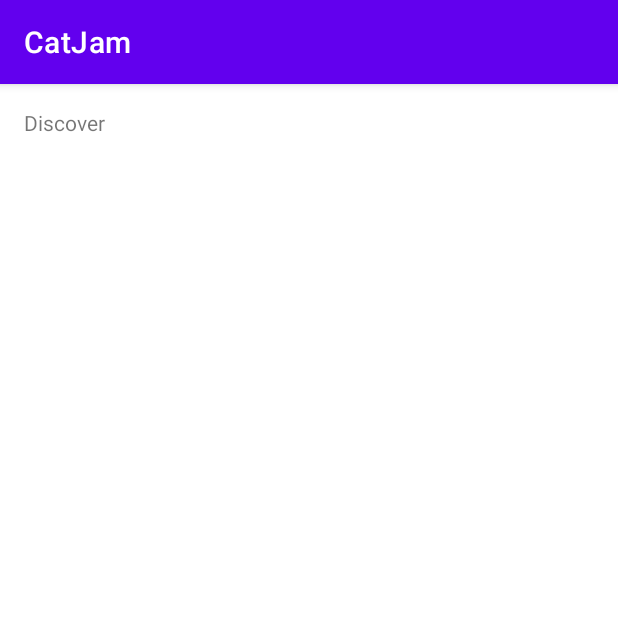
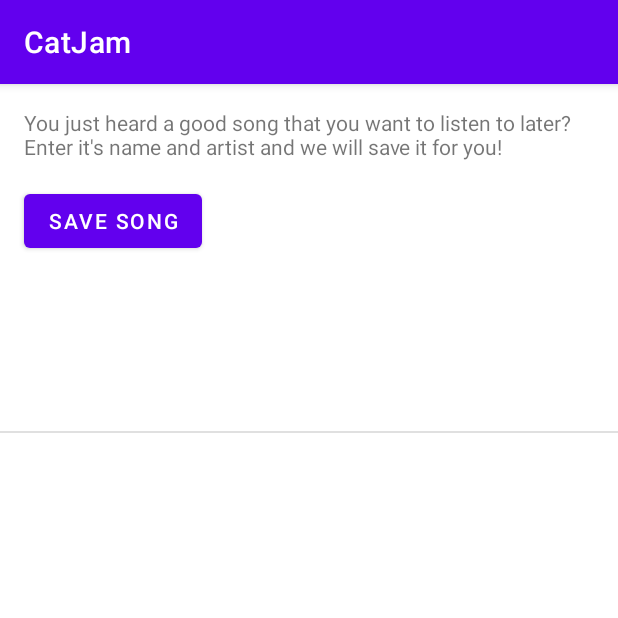
Before and after one commit to adnan-mujagic/catjam2.0, an Android app: the fragment DiscoverFragment shown on its own in the app's theme, on a phone screen of 412 x 824 dp, the top half of it. Run offline under Robolectric (Android 15) with nearby library versions, the phone set to English and light mode, and no system bars; our stand-ins replace Room's generated code.

Commit message:
You can store songs in local storage

```diff
--- a/app/build.gradle
+++ b/app/build.gradle
@@ -30,6 +30,10 @@ android {
 }
 
 dependencies {
+    def room_version = "2.3.0"
+
+    implementation "androidx.room:room-runtime:$room_version"
+    annotationProcessor "androidx.room:room-compiler:$room_version"
 
     implementation 'androidx.appcompat:appcompat:1.3.0'
     implementation 'com.google.android.material:material:1.3.0'
--- a/app/src/main/AndroidManifest.xml
+++ b/app/src/main/AndroidManifest.xml
@@ -9,7 +9,8 @@
         android:roundIcon="@mipmap/ic_launcher_round"
         android:supportsRtl="true"
         android:theme="@style/Theme.Catjam2">
-        <activity android:name=".PlaylistDetails"></activity>
+        <activity android:name=".AddSongsToRoom"></activity>
+        <activity android:name=".PlaylistDetails" />
         <activity android:name=".RegisterActivity" />
         <activity android:name=".LoginActivity">
             <intent-filter>
@@ -18,7 +19,7 @@
                 <category android:name="android.intent.category.LAUNCHER" />
             </intent-filter>
         </activity>
-        <activity android:name=".MainActivity"></activity>
+        <activity android:name=".MainActivity" />
     </application>
 
 </manifest>
--- /dev/null
+++ b/app/src/main/java/com/example/catjam2/CustomRoomDB.java
@@ -0,0 +1,19 @@
+package com.example.catjam2;
+
+import android.content.Context;
+
+import androidx.room.Database;
+import androidx.room.Room;
+import androidx.room.RoomDatabase;
+@Database(entities = {Song.class},version = 1)
+public abstract class CustomRoomDB extends RoomDatabase {
+    private static CustomRoomDB INSTANCE;
+    public abstract SongsDao songsDao();
+
+    public static CustomRoomDB getINSTANCE(Context context){
+        if(INSTANCE==null){
+            INSTANCE = Room.databaseBuilder(context,CustomRoomDB.class,"catjam_bd").allowMainThreadQueries().build();
+        }
+        return INSTANCE;
+    }
+}
--- a/app/src/main/java/com/example/catjam2/DiscoverFragment.java
+++ b/app/src/main/java/com/example/catjam2/DiscoverFragment.java
@@ -1,18 +1,46 @@
 package com.example.catjam2;
 
+import android.content.Intent;
 import android.os.Bundle;
 import android.view.LayoutInflater;
 import android.view.View;
 import android.view.ViewGroup;
+import android.widget.AdapterView;
+import android.widget.ListView;
 
 import androidx.annotation.NonNull;
 import androidx.annotation.Nullable;
 import androidx.fragment.app.Fragment;
 
+import java.util.List;
+
 public class DiscoverFragment extends Fragment {
+    ListView listView;
+    public static final int SONG_ID = -1;
     @Nullable
     @Override
     public View onCreateView(@NonNull LayoutInflater inflater, @Nullable ViewGroup container, @Nullable Bundle savedInstanceState) {
         return inflater.inflate(R.layout.fragment_discover,container,false);
     }
+
+    @Override
+    public void onViewCreated(@NonNull View view, @Nullable Bundle savedInstanceState) {
+        listView = getView().findViewById(R.id.room_list_view);
+        List<Song> songs = CustomRoomDB.getINSTANCE(getContext()).songsDao().getAllLocalSongs();
+        RoomSongsListAdapter adapter = new RoomSongsListAdapter(songs,getContext());
+        listView.setAdapter(adapter);
+
+        listView.setOnItemClickListener(new AdapterView.OnItemClickListener() {
+            @Override
+            public void onItemClick(AdapterView<?> parent, View view, int position, long id) {
+                Song song = (Song) parent.getItemAtPosition(position);
+                Intent intent = new Intent(getContext(),AddSongsToRoom.class);
+                intent.putExtra(String.valueOf(SONG_ID),song.getId());
+                startActivity(intent);
+            }
+        });
+
+    }
+
+
 }
--- /dev/null
+++ b/app/src/main/java/com/example/catjam2/RoomSongsListAdapter.java
@@ -0,0 +1,54 @@
+package com.example.catjam2;
+
+import android.content.Context;
+import android.view.LayoutInflater;
+import android.view.View;
+import android.view.ViewGroup;
+import android.widget.BaseAdapter;
+import android.widget.TextView;
+
+import java.util.List;
+
+public class RoomSongsListAdapter extends BaseAdapter {
+
+    private List<Song> songs;
+    private Context context;
+
+    public RoomSongsListAdapter(List<Song> songs, Context context) {
+        this.songs = songs;
+        this.context = context;
+    }
+
+    @Override
+    public int getCount() {
+        return songs.size();
+    }
+
+    @Override
+    public Object getItem(int position) {
+        return songs.get(position);
+
+    }
+
+    @Override
+    public long getItemId(int position) {
+        return songs.get(position).getId();
+    }
+
+    @Override
+    public View getView(int position, View convertView, ViewGroup parent) {
+        LayoutInflater inflater = LayoutInflater.from(context);
+        convertView = inflater.inflate(R.layout.room_db_song_item, parent, false);
+
+        Song song = songs.get(position);
+
+        TextView rName, rArtist;
+        rName = convertView.findViewById(R.id.room_song_name);
+        rArtist = convertView.findViewById(R.id.room_song_artist);
+
+        rName.setText(song.getName());
+        rArtist.setText(song.getArtist());
+
+        return convertView;
+    }
+}
--- /dev/null
+++ b/app/src/main/java/com/example/catjam2/SongsDao.java
@@ -0,0 +1,27 @@
+package com.example.catjam2;
+
+import androidx.room.Dao;
+import androidx.room.Delete;
+import androidx.room.Insert;
+import androidx.room.Query;
+import androidx.room.Update;
+
+import java.util.List;
+
+@Dao
+public interface SongsDao {
+    @Query("SELECT * from songs")
+    List<Song> getAllLocalSongs();
+
+    @Insert
+    void addSong(Song song);
+
+    @Delete
+    void deleteSong(Song song);
+
+    @Update
+    void updateSong(Song song);
+
+    @Query("SELECT * FROM songs WHERE id=:id")
+    Song getSongById(int id);
+}
--- a/app/src/main/res/layout/fragment_discover.xml
+++ b/app/src/main/res/layout/fragment_discover.xml
@@ -2,17 +2,45 @@
 <androidx.constraintlayout.widget.ConstraintLayout
     xmlns:android="http://schemas.android.com/apk/res/android"
     xmlns:app="http://schemas.android.com/apk/res-auto"
+    xmlns:tools="http://schemas.android.com/tools"
     android:layout_width="match_parent"
     android:layout_height="match_parent">
 
     <TextView
         android:id="@+id/textView2"
+        android:layout_width="0dp"
+        android:layout_height="wrap_content"
+        android:layout_marginStart="16dp"
+        android:layout_marginLeft="16dp"
+        android:layout_marginTop="16dp"
+        android:layout_marginEnd="16dp"
+        android:layout_marginRight="16dp"
+        android:text="You just heard a good song that you want to listen to later? Enter it's name and artist and we will save it for you!"
+        app:layout_constraintEnd_toEndOf="parent"
+        app:layout_constraintStart_toStartOf="parent"
+        app:layout_constraintTop_toTopOf="parent" />
+
+    <ListView
+        android:id="@+id/room_list_view"
+        android:layout_width="0dp"
+        android:layout_height="0dp"
+        android:layout_marginTop="16dp"
+        app:layout_constraintBottom_toBottomOf="parent"
+        app:layout_constraintEnd_toEndOf="parent"
+        app:layout_constraintStart_toStartOf="parent"
+        app:layout_constraintTop_toBottomOf="@+id/button"
+        app:layout_constraintVertical_bias="0.0" />
+
+    <Button
+        android:id="@+id/button"
         android:layout_width="wrap_content"
         android:layout_height="wrap_content"
         android:layout_marginStart="16dp"
         android:layout_marginLeft="16dp"
         android:layout_marginTop="16dp"
-        android:text="@string/discover"
+        android:onClick="addSong"
+        android:text="Save Song"
         app:layout_constraintStart_toStartOf="parent"
-        app:layout_constraintTop_toTopOf="parent" />
+        app:layout_constraintTop_toBottomOf="@+id/textView2" />
+
 </androidx.constraintlayout.widget.ConstraintLayout>
--- /dev/null
+++ b/app/src/main/res/layout/room_db_song_item.xml
@@ -0,0 +1,34 @@
+<?xml version="1.0" encoding="utf-8"?>
+<androidx.constraintlayout.widget.ConstraintLayout
+    xmlns:android="http://schemas.android.com/apk/res/android"
+    xmlns:app="http://schemas.android.com/apk/res-auto"
+    xmlns:tools="http://schemas.android.com/tools"
+    android:layout_width="match_parent"
+    android:layout_height="match_parent">
+
+    <TextView
+        android:id="@+id/room_song_name"
+        android:layout_width="wrap_content"
+        android:layout_height="wrap_content"
+        android:layout_marginStart="16dp"
+        android:layout_marginLeft="16dp"
+        android:layout_marginTop="16dp"
+        android:text="TextView"
+        android:textColor="#E91E63"
+        android:textSize="24sp"
+        app:layout_constraintStart_toStartOf="parent"
+        app:layout_constraintTop_toTopOf="parent" />
+
+    <TextView
+        android:id="@+id/room_song_artist"
+        android:layout_width="wrap_content"
+        android:layout_height="wrap_content"
+        android:layout_marginStart="16dp"
+        android:layout_marginLeft="16dp"
+        android:layout_marginTop="16dp"
+        android:layout_marginBottom="16dp"
+        android:text="TextView"
+        app:layout_constraintBottom_toBottomOf="parent"
+        app:layout_constraintStart_toStartOf="parent"
+        app:layout_constraintTop_toBottomOf="@+id/room_song_name" />
+</androidx.constraintlayout.widget.ConstraintLayout>
```
Also changed, not shown: app/src/main/java/com/example/catjam2/AddSongsToRoom.java (added, +61 -0 lines), app/src/main/java/com/example/catjam2/MainActivity.java (+7 -0 lines), app/src/main/java/com/example/catjam2/Song.java (+27 -0 lines), app/src/main/res/layout/activity_add_songs_to_room.xml (added, +73 -0 lines), app/src/main/res/drawable-v24/music1.png (added).
